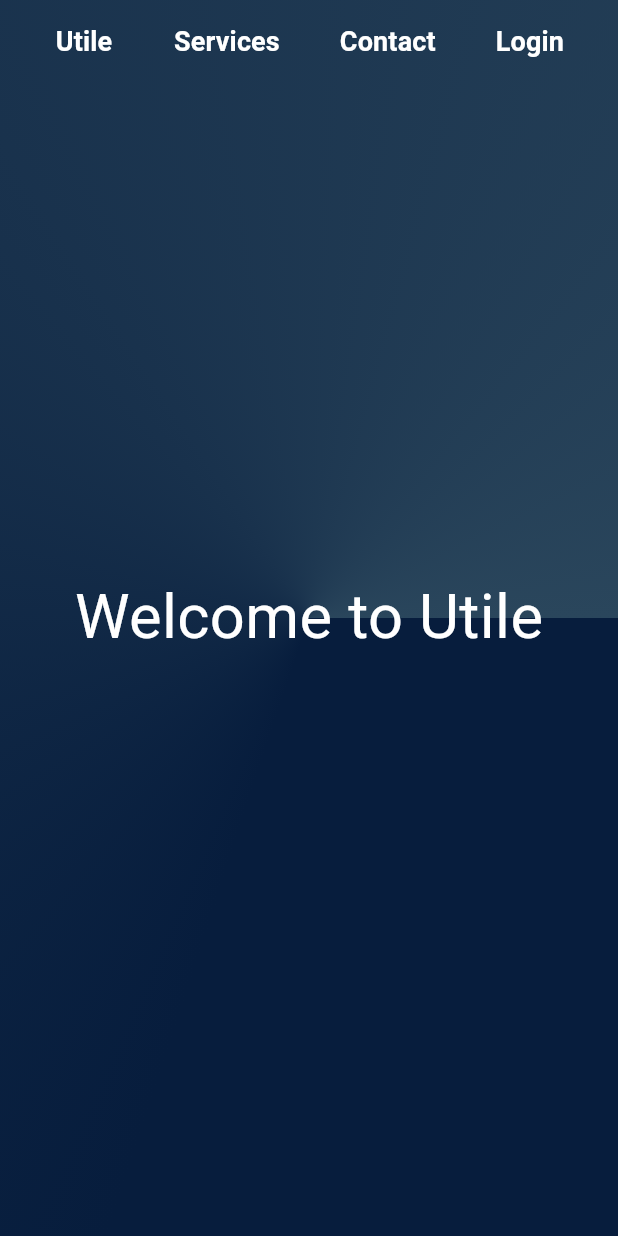
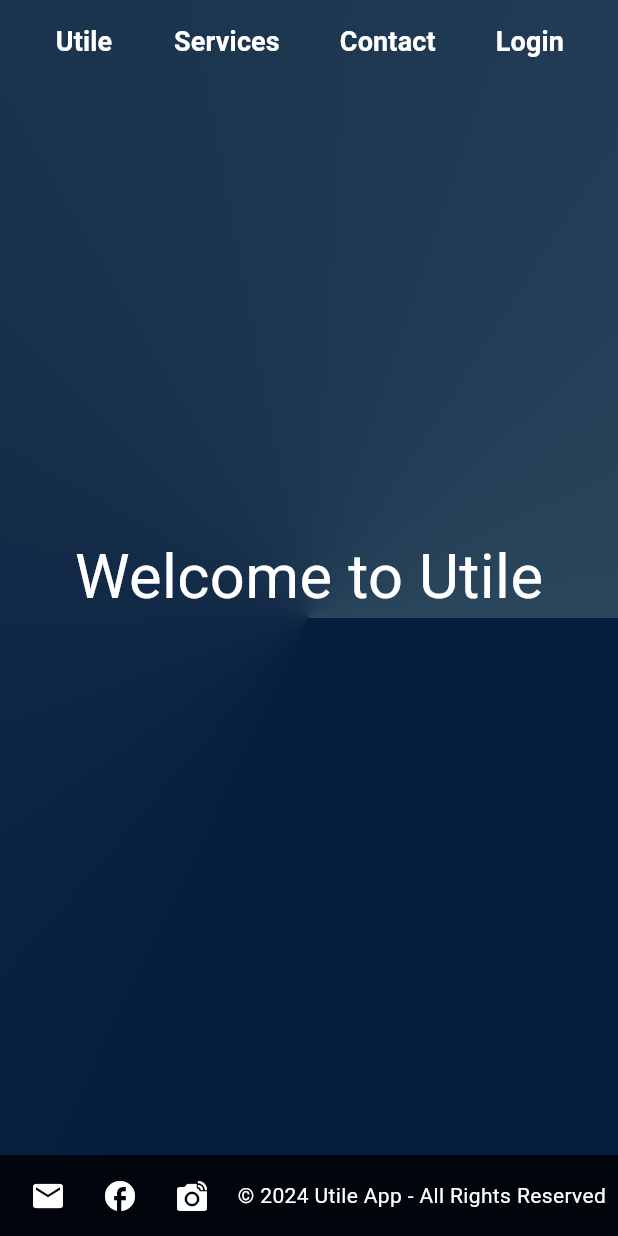
Before and after one commit to G-Liberta/Utile, a Flutter app: the screen it shows after launch, on a phone screen of 412 x 824 dp. Run offline on Flutter 3.47's test engine with Material 3 defaults, Android fonts, the phone set to English and light mode, and no system bars.

Commit message:
Adding footer option to main.dart

```diff
--- a/frontend/lib/common/common_widgets.dart
+++ b/frontend/lib/common/common_widgets.dart
@@ -34,9 +34,9 @@ class CustomAppBar extends StatelessWidget implements PreferredSizeWidget {
           ),
           TextButton(
             onPressed: () {
-              Navigator.pushAndRemoveUntil(
+              Navigator.pushReplacement(
                 context,
-                MaterialPageRoute(builder: (context) => const ServiceScreen()),ModalRoute.withName('/'),
+                MaterialPageRoute(builder: (context) => const ServiceScreen()),
               );
             },
             child: Text("Services", style: commonStyle),
@@ -53,9 +53,9 @@ class CustomAppBar extends StatelessWidget implements PreferredSizeWidget {
 
           TextButton(
             onPressed: () {
-              Navigator.pushAndRemoveUntil(
+              Navigator.pushReplacement(
                 context,
-                MaterialPageRoute(builder: (context) => const LoginScreen()),ModalRoute.withName('/'),
+                MaterialPageRoute(builder: (context) => const LoginScreen()),
               );
             },
             child: Text("Login", style: commonStyle),
@@ -92,3 +92,51 @@ class BackgroundContainer extends StatelessWidget {
     );
   }
 }
+
+
+class Footer extends StatelessWidget {
+  const Footer({super.key});
+
+  @override
+  Widget build(BuildContext context) {
+    return Container(
+      width: MediaQuery.of(context).size.width, // Ensure full-screen width
+      color: Colors.black.withOpacity(0.8), // Adjust background color for contrast
+      padding: const EdgeInsets.symmetric(vertical: 3, horizontal: 8), // Adjust padding
+      child: Row(
+        mainAxisAlignment: MainAxisAlignment.spaceBetween, // Push elements to opposite sides
+        children: [
+          // Left: Social profile buttons
+          Row(
+            children: [
+              IconButton(
+                icon: const Icon(Icons.email, color: Colors.white),
+                onPressed: () {
+                  // Add functionality for contacting via email
+                },
+              ),
+              IconButton(
+                icon: const Icon(Icons.facebook, color: Colors.white),
+                onPressed: () {
+                  // Add functionality for social media links
+                },
+              ),
+              IconButton(
+                icon: const Icon(Icons.linked_camera, color: Colors.white),
+                onPressed: () {
+                  // Add functionality for LinkedIn or other social networks
+                },
+              ),
+            ],
+          ),
+
+          // Right: Copyright text
+          const Text(
+            '© 2024 Utile App - All Rights Reserved',
+            style: TextStyle(color: Colors.white),
+          ),
+        ],
+      ),
+    );
+  }
+}
--- a/frontend/lib/login_page.dart
+++ b/frontend/lib/login_page.dart
@@ -66,7 +66,7 @@ class LoginScreen extends StatelessWidget {
                 // Sign Up Button
                 TextButton(
                   onPressed: () {
-                    Navigator.push(
+                    Navigator.pushReplacement(
                       context,
                       MaterialPageRoute(builder: (context) => const SignUpPage()),
                     );
--- a/frontend/lib/main.dart
+++ b/frontend/lib/main.dart
@@ -31,18 +31,25 @@ class MyHomePage extends StatefulWidget {
 }
 
 class _MyHomePageState extends State<MyHomePage> {
-
   @override
   Widget build(BuildContext context) {
     return const Scaffold(
       extendBodyBehindAppBar: true,
       appBar: CustomAppBar(), // Use the custom AppBar
       body: BackgroundContainer( // Use the custom background
-        child: Center(
-          child: Text(
-            'Welcome to Utile',
-            style: TextStyle(color: Colors.white, fontSize: 41),
-          ),
+        child: Column(
+          mainAxisAlignment: MainAxisAlignment.spaceBetween, // Space content and footer
+          children: [
+            Expanded(
+              child: Center( // Keep the content centered
+                child: Text(
+                  'Welcome to Utile',
+                  style: TextStyle(color: Colors.white, fontSize: 41),
+                ),
+              ),
+            ),
+            Footer(), // Add the footer at the bottom
+          ],
         ),
       ),
     );
```
